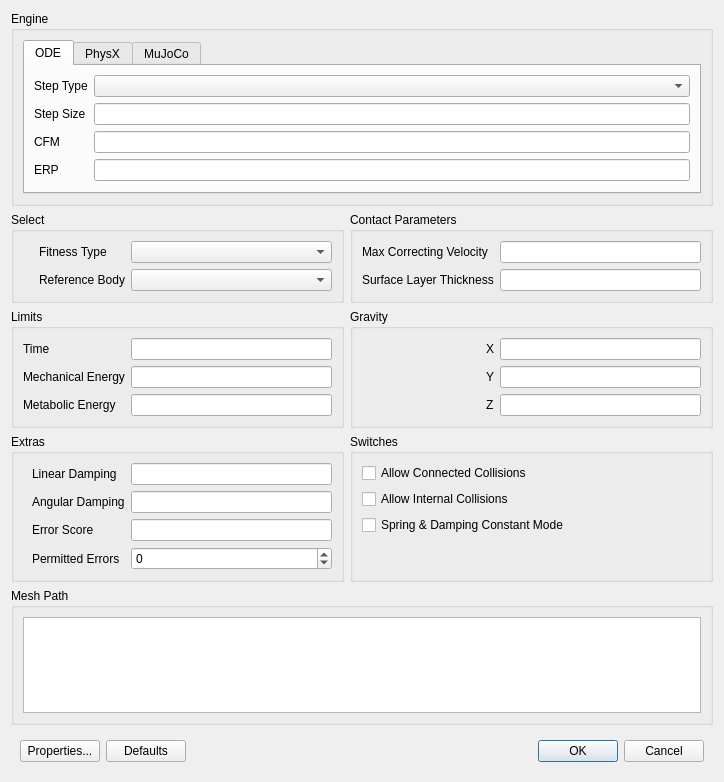
Before: the Qt Designer form GaitSymQt/DialogGlobal.ui in wol101/GaitSym5, drawn with Qt 5.
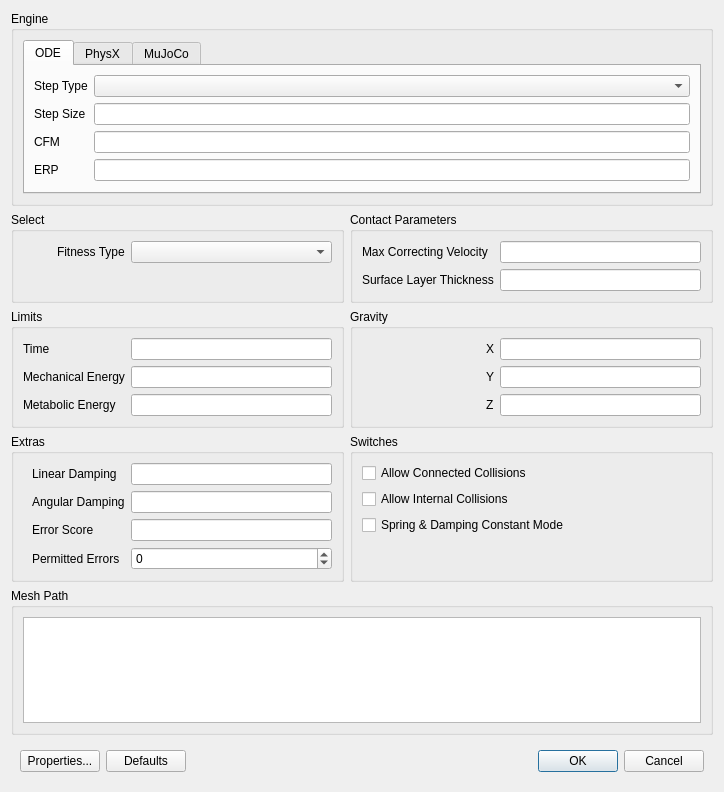
After: the same form once the commit is applied. Custom widgets are drawn as their Qt base class.

Commit message: Removed no longer used option from GLOBAL

```diff
--- a/GaitSymQt/DialogGlobal.ui
+++ b/GaitSymQt/DialogGlobal.ui
@@ -6,8 +6,8 @@
    <rect>
     <x>0</x>
     <y>0</y>
-    <width>658</width>
-    <height>782</height>
+    <width>724</width>
+    <height>792</height>
    </rect>
   </property>
   <property name="windowTitle">
@@ -115,16 +115,6 @@
       <string>Select</string>
      </property>
      <layout class="QGridLayout" name="gridLayout_9">
-      <item row="0" column="2">
-       <widget class="QComboBox" name="comboBoxFitnessType">
-        <property name="minimumSize">
-         <size>
-          <width>201</width>
-          <height>0</height>
-         </size>
-        </property>
-       </widget>
-      </item>
       <item row="0" column="1">
        <widget class="QLabel" name="label_8">
         <property name="text">
@@ -145,16 +135,29 @@
         </property>
        </spacer>
       </item>
-      <item row="1" column="2">
-       <widget class="QComboBox" name="comboBoxDistanceTravelledBodyIDName"/>
-      </item>
-      <item row="1" column="1">
-       <widget class="QLabel" name="label_10">
-        <property name="text">
-         <string>Reference Body</string>
+      <item row="0" column="2">
+       <widget class="QComboBox" name="comboBoxFitnessType">
+        <property name="minimumSize">
+         <size>
+          <width>201</width>
+          <height>0</height>
+         </size>
         </property>
        </widget>
       </item>
+      <item row="1" column="0">
+       <spacer name="verticalSpacer_2">
+        <property name="orientation">
+         <enum>Qt::Vertical</enum>
+        </property>
+        <property name="sizeHint" stdset="0">
+         <size>
+          <width>20</width>
+          <height>40</height>
+         </size>
+        </property>
+       </spacer>
+      </item>
      </layout>
     </widget>
    </item>
```
Left out of the diff: 1 changed line with no effect on the pictures. The commit also changes 5 other files.
